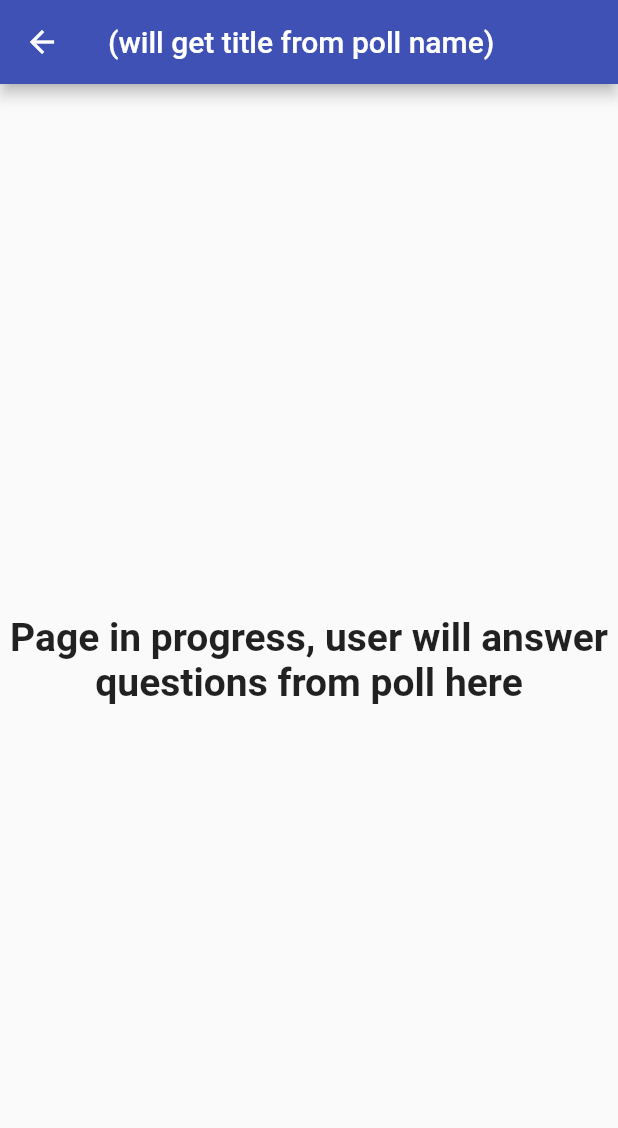
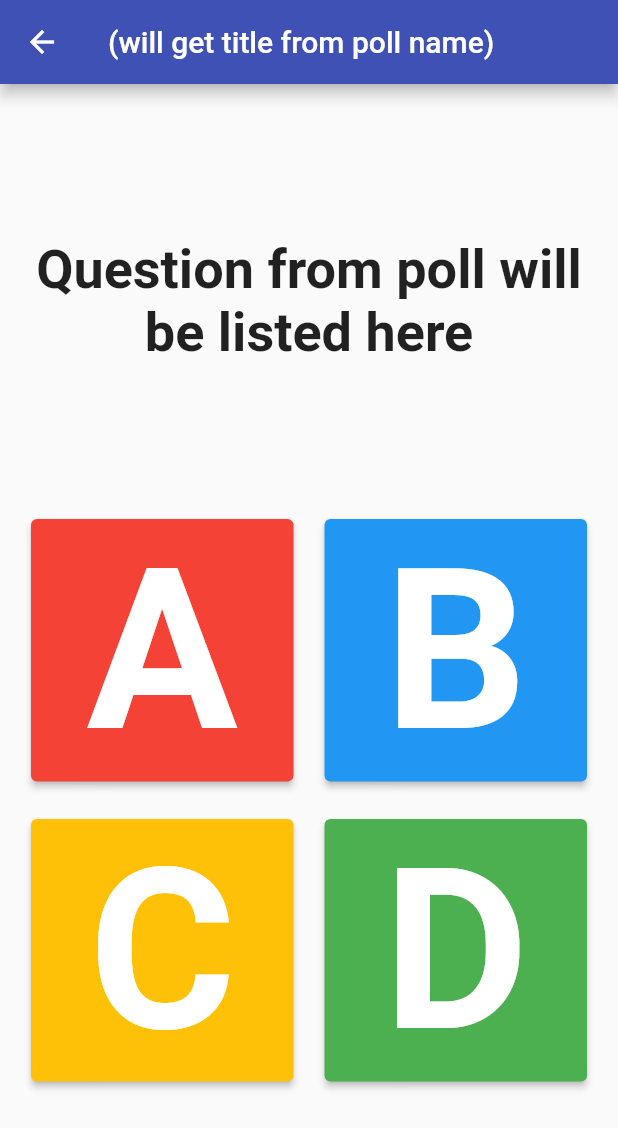
Before and after one commit to InsaneH4/poll, a Flutter app: the AnswerPage screen opened directly, on a phone screen of 412 x 824 dp. Shown: the top 1128 px of the screen. Run offline on Flutter 3.47's test engine with Material 2 defaults, Android fonts, the phone set to English and light mode, and no system bars.

Commit message:
ui for answer page

```diff
--- a/lib/main.dart
+++ b/lib/main.dart
@@ -64,14 +64,87 @@ class _AnswerPageState extends State<AnswerPage> {
       body: Center(
         child: Column(
           mainAxisAlignment: MainAxisAlignment.spaceEvenly,
-          children: const <Widget>[
-            Text(
-              'Page in progress, user will answer questions from poll here',
+          children: <Widget>[
+            const Text(
+              'Question from poll will be listed here',
               style: TextStyle(
-                fontSize: 26,
+                fontSize: 36,
                 fontWeight: FontWeight.bold,
               ),
               textAlign: TextAlign.center,
+            ),
+            Column(
+              children: <Widget>[
+                Row(
+                  mainAxisAlignment: MainAxisAlignment.spaceEvenly,
+                  children: <Widget>[
+                    SizedBox(
+                      width: 175,
+                      height: 175,
+                      child: ElevatedButton(
+                        style: ElevatedButton.styleFrom(
+                          foregroundColor: Colors.white,
+                          backgroundColor: Colors.red,
+                          textStyle: const TextStyle(
+                              fontSize: 150, fontWeight: FontWeight.bold),
+                        ),
+                        onPressed: () => _tempDialog(context),
+                        child: const Text("A"),
+                      ),
+                    ),
+                    SizedBox(
+                      width: 175,
+                      height: 175,
+                      child: ElevatedButton(
+                        style: ElevatedButton.styleFrom(
+                          foregroundColor: Colors.white,
+                          backgroundColor: Colors.blue,
+                          textStyle: const TextStyle(
+                              fontSize: 150, fontWeight: FontWeight.bold),
+                        ),
+                        onPressed: () => _tempDialog(context),
+                        child: const Text("B"),
+                      ),
+                    ),
+                  ],
+                ),
+                Container(
+                  margin: const EdgeInsets.only(top: 25),
+                  child: Row(
+                    mainAxisAlignment: MainAxisAlignment.spaceEvenly,
+                    children: <Widget>[
+                      SizedBox(
+                        width: 175,
+                        height: 175,
+                        child: ElevatedButton(
+                          style: ElevatedButton.styleFrom(
+                            foregroundColor: Colors.white,
+                            backgroundColor: Colors.amber,
+                            textStyle: const TextStyle(
+                                fontSize: 150, fontWeight: FontWeight.bold),
+                          ),
+                          onPressed: () => _tempDialog(context),
+                          child: const Text("C"),
+                        ),
+                      ),
+                      SizedBox(
+                        width: 175,
+                        height: 175,
+                        child: ElevatedButton(
+                          style: ElevatedButton.styleFrom(
+                            foregroundColor: Colors.white,
+                              backgroundColor: Colors.green,
+                            textStyle: const TextStyle(
+                                fontSize: 150, fontWeight: FontWeight.bold),
+                          ),
+                          onPressed: () => _tempDialog(context),
+                          child: const Text("D"),
+                        ),
+                      ),
+                    ],
+                  ),
+                ),
+              ],
             ),
           ],
         ),
@@ -410,6 +483,7 @@ class _MyHomePageState extends State<MyHomePage> {
       ),
     );
   }
+}
 
 Future<void> _emptyFieldDialog(BuildContext context) {
   return showDialog<void>(
@@ -427,7 +501,6 @@ class _MyHomePageState extends State<MyHomePage> {
       );
     },
   );
-  }
 }
 
 Future<void> _confirmQuitDialog(BuildContext context, PageRoute route) {
```
Lines whose indentation alone changed are shown as unchanged.
